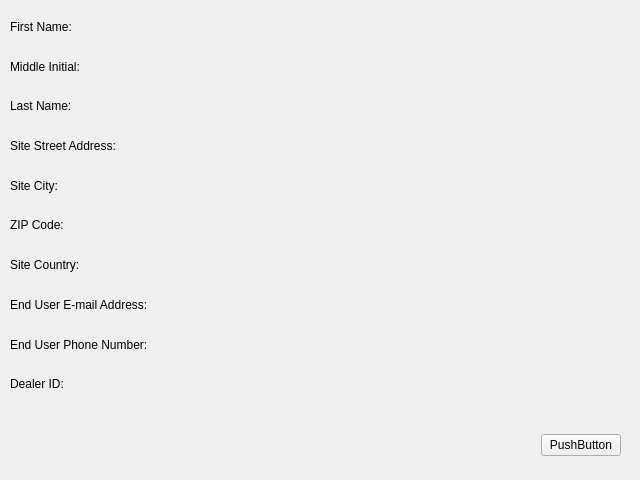
Above: oobwizard/ui/enduserregistrationsummarystep.ui from bluusystemsinc/bluu before the change. Below: the same form after it.
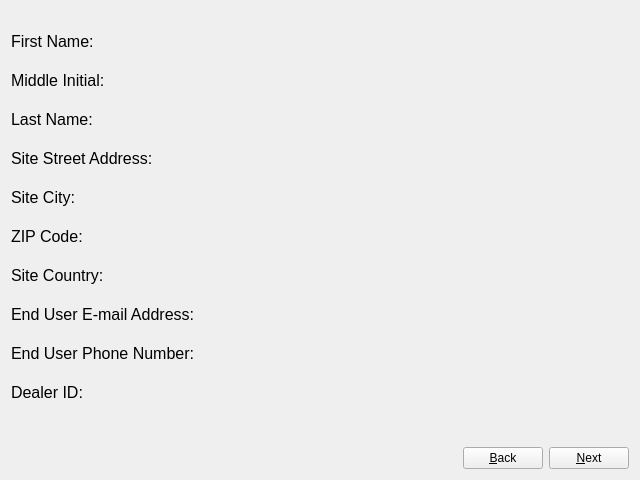
That is the form after the change.

```diff
--- a/oobwizard/ui/enduserregistrationsummarystep.ui
+++ b/oobwizard/ui/enduserregistrationsummarystep.ui
@@ -13,18 +13,22 @@
   <property name="windowTitle">
    <string>Form</string>
   </property>
-  <widget class="QWidget" name="verticalLayoutWidget">
-   <property name="geometry">
-    <rect>
-     <x>10</x>
-     <y>10</y>
-     <width>171</width>
-     <height>391</height>
-    </rect>
-   </property>
+  <layout class="QGridLayout" name="gridLayout_2">
+   <item row="0" column="0">
    <layout class="QVBoxLayout" name="verticalLayout">
+     <property name="spacing">
+      <number>20</number>
+     </property>
+     <property name="topMargin">
+      <number>21</number>
+     </property>
     <item>
      <widget class="QLabel" name="label_2">
+       <property name="font">
+        <font>
+         <pointsize>12</pointsize>
+        </font>
+       </property>
       <property name="text">
        <string>First Name:</string>
       </property>
@@ -32,6 +36,11 @@
     </item>
     <item>
      <widget class="QLabel" name="label">
+       <property name="font">
+        <font>
+         <pointsize>12</pointsize>
+        </font>
+       </property>
       <property name="text">
        <string>Middle Initial:</string>
       </property>
@@ -39,6 +48,11 @@
     </item>
     <item>
      <widget class="QLabel" name="label_4">
+       <property name="font">
+        <font>
+         <pointsize>12</pointsize>
+        </font>
+       </property>
       <property name="text">
        <string>Last Name:</string>
       </property>
@@ -46,6 +60,11 @@
     </item>
     <item>
      <widget class="QLabel" name="label_3">
+       <property name="font">
+        <font>
+         <pointsize>12</pointsize>
+        </font>
+       </property>
       <property name="text">
        <string>Site Street Address:</string>
       </property>
@@ -53,6 +72,11 @@
     </item>
     <item>
      <widget class="QLabel" name="label_7">
+       <property name="font">
+        <font>
+         <pointsize>12</pointsize>
+        </font>
+       </property>
       <property name="text">
        <string>Site City:</string>
       </property>
@@ -60,6 +84,11 @@
     </item>
     <item>
      <widget class="QLabel" name="label_8">
+       <property name="font">
+        <font>
+         <pointsize>12</pointsize>
+        </font>
+       </property>
       <property name="text">
        <string>ZIP Code:</string>
       </property>
@@ -67,6 +96,11 @@
     </item>
     <item>
      <widget class="QLabel" name="label_9">
+       <property name="font">
+        <font>
+         <pointsize>12</pointsize>
+        </font>
+       </property>
       <property name="text">
        <string>Site Country:</string>
       </property>
@@ -74,6 +108,11 @@
     </item>
     <item>
      <widget class="QLabel" name="label_10">
+       <property name="font">
+        <font>
+         <pointsize>12</pointsize>
+        </font>
+       </property>
       <property name="text">
        <string>End User E-mail Address:</string>
       </property>
@@ -81,6 +120,11 @@
     </item>
     <item>
      <widget class="QLabel" name="label_6">
+       <property name="font">
+        <font>
+         <pointsize>12</pointsize>
+        </font>
+       </property>
       <property name="text">
        <string>End User Phone Number:</string>
       </property>
@@ -88,55 +132,23 @@
     </item>
     <item>
      <widget class="QLabel" name="label_5">
+       <property name="font">
+        <font>
+         <pointsize>12</pointsize>
+        </font>
+       </property>
       <property name="text">
        <string>Dealer ID:</string>
       </property>
      </widget>
     </item>
    </layout>
-  </widget>
-  <widget class="QWidget" name="horizontalLayoutWidget">
-   <property name="geometry">
-    <rect>
-     <x>10</x>
-     <y>430</y>
-     <width>611</width>
-     <height>31</height>
-    </rect>
-   </property>
-   <layout class="QHBoxLayout" name="horizontalLayout">
-    <item>
-     <spacer name="horizontalSpacer">
-      <property name="orientation">
-       <enum>Qt::Horizontal</enum>
-      </property>
-      <property name="sizeHint" stdset="0">
-       <size>
-        <width>40</width>
-        <height>20</height>
-       </size>
-      </property>
-     </spacer>
-    </item>
-    <item>
-     <widget class="QPushButton" name="pushButton">
-      <property name="text">
-       <string>PushButton</string>
-      </property>
-     </widget>
-    </item>
-   </layout>
-  </widget>
-  <widget class="QWidget" name="verticalLayoutWidget_2">
-   <property name="geometry">
-    <rect>
-     <x>180</x>
-     <y>10</y>
-     <width>441</width>
-     <height>391</height>
-    </rect>
-   </property>
+   </item>
+   <item row="0" column="1">
    <layout class="QVBoxLayout" name="verticalLayout_2">
+     <property name="bottomMargin">
+      <number>0</number>
+     </property>
     <item>
      <widget class="QLabel" name="endFirstNameLabel">
       <property name="text">
@@ -208,7 +220,56 @@
      </widget>
     </item>
    </layout>
-  </widget>
+   </item>
+   <item row="1" column="0" colspan="2">
+    <layout class="QHBoxLayout" name="horizontalLayout">
+     <item>
+      <spacer name="verticalSpacer">
+       <property name="orientation">
+        <enum>Qt::Vertical</enum>
+       </property>
+       <property name="sizeHint" stdset="0">
+        <size>
+         <width>10</width>
+         <height>10</height>
+        </size>
+       </property>
+      </spacer>
+     </item>
+    </layout>
+   </item>
+   <item row="2" column="0" colspan="2">
+    <layout class="QGridLayout" name="gridLayout">
+     <item row="0" column="1">
+      <widget class="QPushButton" name="backButton">
+       <property name="text">
+        <string>&amp;Back</string>
+       </property>
+      </widget>
+     </item>
+     <item row="0" column="0">
+      <spacer name="horizontalSpacer">
+       <property name="orientation">
+        <enum>Qt::Horizontal</enum>
+       </property>
+       <property name="sizeHint" stdset="0">
+        <size>
+         <width>40</width>
+         <height>20</height>
+        </size>
+       </property>
+      </spacer>
+     </item>
+     <item row="0" column="2">
+      <widget class="QPushButton" name="nextButton">
+       <property name="text">
+        <string>&amp;Next</string>
+       </property>
+      </widget>
+     </item>
+    </layout>
+   </item>
+  </layout>
  </widget>
  <resources/>
  <connections/>
```
Lines whose indentation alone changed are shown as unchanged.
